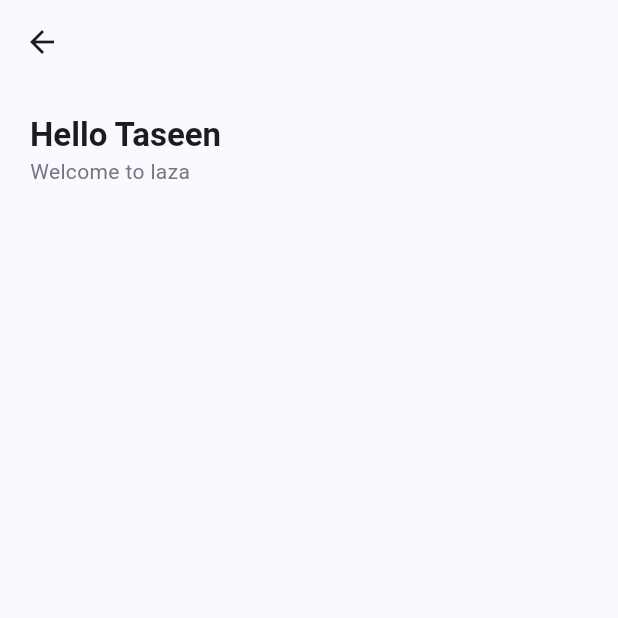
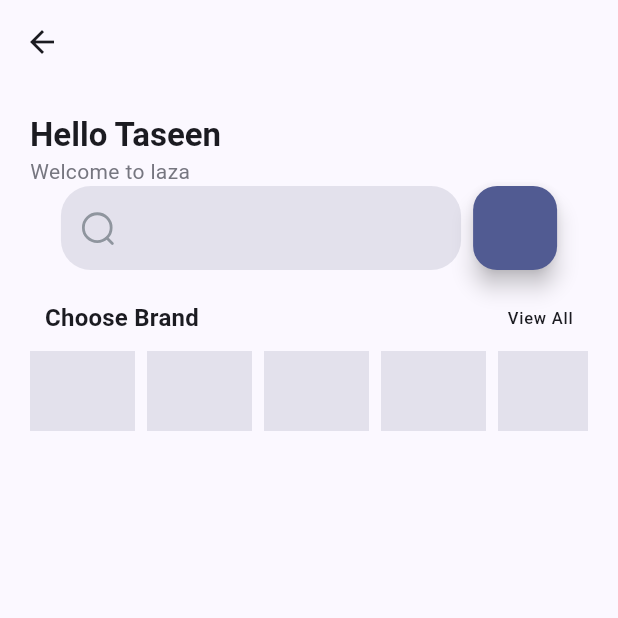
Before and after one commit to Taseen23/e-commerce_bloc, a Flutter app: the HomeScreen screen opened directly, on a phone screen of 412 x 824 dp, the top half of it. Run offline on Flutter 3.47's test engine with Material 3 defaults, Android fonts, the phone set to English and light mode, and no system bars; drawn by our look-alikes of shimmer; our stand-ins replace bloc, cached_network_image, cloud_firestore, equatable, firebase_auth, firebase_core and 10 more; accounts and stored records are empty.

Commit message:
Home Screen Design

```diff
--- /dev/null
+++ b/lib/src/blocs/Authentication/bloc/bloc/brand_bloc.dart
@@ -0,0 +1,14 @@
+import 'package:bloc/bloc.dart';
+import 'package:e_commerce_bloc/src/data/models/brand_model.dart';
+import 'package:equatable/equatable.dart';
+
+part 'brand_event.dart';
+part 'brand_state.dart';
+
+class BrandBloc extends Bloc<BrandEvent, BrandState> {
+  BrandBloc() : super(BrandInitial()) {
+    on<BrandEvent>((event, emit) {
+      // TODO: implement event handler
+    });
+  }
+}
--- /dev/null
+++ b/lib/src/blocs/Authentication/bloc/bloc/brand_event.dart
@@ -0,0 +1,8 @@
+part of 'brand_bloc.dart';
+
+sealed class BrandEvent extends Equatable {
+  const BrandEvent();
+
+  @override
+  List<Object> get props => [];
+}
--- /dev/null
+++ b/lib/src/blocs/Authentication/bloc/bloc/brand_state.dart
@@ -0,0 +1,27 @@
+part of 'brand_bloc.dart';
+
+sealed class BrandState extends Equatable {
+  const BrandState();
+
+  @override
+  List<Object> get props => [];
+}
+
+final class BrandInitial extends BrandState {}
+
+final class BrandFetchSuccess extends BrandState {
+  final List<BrandModel> brands;
+
+  const BrandFetchSuccess(this.brands);
+  @override
+  List<Object> get props => [brands];
+}
+
+final class BrandFetchFailed extends BrandState {
+  final String message;
+
+  const BrandFetchFailed(this.message);
+
+  @override
+  List<Object> get props => [message];
+}
--- /dev/null
+++ b/lib/src/data/models/brand_model.dart
@@ -0,0 +1,26 @@
+import 'dart:convert';
+
+BrandModel brandModelFromJson(String str) =>
+    BrandModel.fromJson(json.decode(str));
+
+String brandModelToJson(BrandModel data) => json.encode(data.toJson());
+
+class BrandModel {
+  final String brandName;
+  final String brandLogo;
+
+  BrandModel({
+    required this.brandName,
+    required this.brandLogo,
+  });
+
+  factory BrandModel.fromJson(Map<String, dynamic> json) => BrandModel(
+        brandName: json["brand_name"],
+        brandLogo: json["brand_logo"],
+      );
+
+  Map<String, dynamic> toJson() => {
+        "brand_name": brandName,
+        "brand_logo": brandLogo,
+      };
+}
--- a/lib/src/presentation/Screens/HomeScreen.dart
+++ b/lib/src/presentation/Screens/HomeScreen.dart
@@ -1,10 +1,19 @@
+import 'package:e_commerce_bloc/src/presentation/widgets/widgets.dart';
 import 'package:flutter/material.dart';
+import 'package:flutter_bloc/flutter_bloc.dart';
+import 'package:gap/gap.dart';
+
+import '../../blocs/Authentication/bloc/bloc/brand_bloc.dart';
+import '../widgets/Brand_Card.dart';
+import '../widgets/Search_bar.dart';
 
 class HomeScreen extends StatelessWidget {
   const HomeScreen({super.key});
 
   @override
   Widget build(BuildContext context) {
+    final layout = MediaQuery.of(context).size;
+    final theme = Theme.of(context);
     return Scaffold(
       appBar: AppBar(),
       body: Padding(
@@ -26,9 +35,61 @@ class HomeScreen extends StatelessWidget {
                   .bodyMedium
                   ?.copyWith(color: Theme.of(context).colorScheme.outline),
             ),
-
+            const CustomSearchBar(),
+            const Gap(20),
+            Padding(
+              padding: const EdgeInsets.symmetric(horizontal: 10.0),
+              child: Row(
+                mainAxisAlignment: MainAxisAlignment.spaceBetween,
+                children: [
+                  Text(
+                    'Choose Brand',
+                    style: theme.textTheme.titleMedium
+                        ?.copyWith(fontWeight: FontWeight.w600),
+                  ),
+                  Text(
+                    'View All',
+                    style: theme.textTheme.labelSmall,
+                  )
                 ],
               ),
-        ));
+            ),
+            const Gap(10),
+            SizedBox(
+              height: layout.width * 0.13,
+              child: BlocBuilder<BrandBloc, BrandState>(
+                builder: (context, state) {
+                  if (state is BrandFetchSuccess) {
+                    return ListView.separated(
+                      scrollDirection: Axis.horizontal,
+                      itemBuilder: (context, index) {
+                        if (index == 0) {
+                          return const Gap(10);
+                        }
+                        return BrandCard(
+                          brandLogo: state.brands[index - 1].brandLogo,
+                          brandTitle: state.brands[index - 1].brandName,
+                        );
+                      },
+                      separatorBuilder: (context, index) => const Gap(8.0),
+                      itemCount: state.brands.length + 1,
+                    );
+                  } else {
+                    return ListView.separated(
+                      scrollDirection: Axis.horizontal,
+                      itemBuilder: (context, index) =>
+                          ShimmerEffect.rectangular(
+                              width: 70, height: layout.width * 0.13),
+                      separatorBuilder: (context, index) => const Gap(8.0),
+                      itemCount: 10,
+                    );
+                  }
+                },
+              ),
+            ),
+          ],
+        ),
+      ),
+    );
   }
 }
--- a/lib/src/presentation/widgets/Bottom_Button.dart
+++ b/lib/src/presentation/widgets/Bottom_Button.dart
@@ -1,8 +1,5 @@
 import 'package:flutter/material.dart';
 import 'package:flutter_screenutil/flutter_screenutil.dart';
-import 'package:go_router/go_router.dart';
-
-import '../../routes/route_page.dart';
 
 class BottomButton extends StatelessWidget {
   const BottomButton(
--- /dev/null
+++ b/lib/src/presentation/widgets/Brand_Card.dart
@@ -0,0 +1,38 @@
+import 'package:cached_network_image/cached_network_image.dart';
+import 'package:flutter/material.dart';
+import 'package:gap/gap.dart';
+
+class BrandCard extends StatelessWidget {
+  const BrandCard({
+    super.key,
+    required this.brandTitle,
+    required this.brandLogo,
+  });
+
+  final String brandTitle;
+  final String brandLogo;
+
+  @override
+  Widget build(BuildContext context) {
+    final theme = Theme.of(context);
+    final layout = MediaQuery.of(context).size;
+    return Container(
+      padding:
+          EdgeInsets.symmetric(horizontal: 15.0, vertical: layout.width * 0.03),
+      decoration: BoxDecoration(
+          borderRadius: BorderRadius.circular(20),
+          color: theme.colorScheme.surfaceVariant),
+      child: Row(
+        children: [
+          CachedNetworkImage(imageUrl: brandLogo),
+          const Gap(7.0),
+          Text(
+            brandTitle,
+            style: theme.textTheme.labelMedium
+                ?.copyWith(fontWeight: FontWeight.w600),
+          )
+        ],
+      ),
+    );
+  }
+}
--- /dev/null
+++ b/lib/src/presentation/widgets/Search_bar.dart
@@ -0,0 +1,47 @@
+import 'package:e_commerce_bloc/src/utlls/asset_manager.dart';
+import 'package:flutter/material.dart';
+import 'package:flutter_svg/flutter_svg.dart';
+import 'package:gap/gap.dart';
+
+class CustomSearchBar extends StatelessWidget {
+  const CustomSearchBar({super.key});
+
+  @override
+  Widget build(BuildContext context) {
+    final layout = MediaQuery.of(context).size;
+    final theme = Theme.of(context);
+    return Container(
+      height: kBottomNavigationBarHeight,
+      padding: EdgeInsets.symmetric(horizontal: layout.width * 0.05),
+      child: Row(
+        children: [
+          Expanded(
+            child: Container(
+              height: double.infinity,
+              padding: const EdgeInsets.all(8.0),
+              decoration: BoxDecoration(
+                  color: theme.colorScheme.surfaceVariant,
+                  borderRadius: BorderRadius.circular(20)),
+              child: Row(
+                children: [
+                  SvgPicture.asset(AssetManager.SEARCH_ICON,
+                      height: layout.height * 0.03, width: layout.width * 0.08),
+                  const Gap(8.0),
+                  //Text(Values.SEARCHBAR_HINT, style: theme.textTheme.bodyMedium?.copyWith(color: theme.colorScheme.outline),)
+                ],
+              ),
+            ),
+          ),
+          const Gap(8.0),
+          FloatingActionButton(
+            onPressed: () {},
+            backgroundColor: theme.colorScheme.primary,
+            child: Center(
+                //  child: SvgPicture.asset(AssetManager.MIC_ICON),
+                ),
+          )
+        ],
+      ),
+    );
+  }
+}
--- /dev/null
+++ b/lib/src/presentation/widgets/ShimmerEffectn.dart
@@ -0,0 +1,40 @@
+import 'package:flutter/material.dart';
+import 'package:shimmer/shimmer.dart';
+
+class ShimmerEffect extends StatelessWidget {
+  const ShimmerEffect.circuller(
+      {super.key,
+      required this.width,
+      required this.height,
+      this.shapeBorder = const CircleBorder()});
+
+  final double width;
+  final double height;
+  final ShapeBorder shapeBorder;
+
+  const ShimmerEffect.rectangular(
+      {super.key,
+      required this.width,
+      required this.height,
+      this.shapeBorder = const RoundedRectangleBorder()});
+
+  @override
+  Widget build(BuildContext context) {
+    return SizedBox(
+      height: height,
+      width: width,
+      child: Shimmer.fromColors(
+        baseColor: Theme.of(context).colorScheme.surfaceVariant,
+        highlightColor: Theme.of(context).colorScheme.onSurfaceVariant,
+        child: Container(
+          height: height,
+          width: width,
+          decoration: ShapeDecoration(
+            shape: shapeBorder,
+            color: Colors.grey.shade400,
+          ),
+        ),
+      ),
+    );
+  }
+}
--- a/lib/src/presentation/widgets/widgets.dart
+++ b/lib/src/presentation/widgets/widgets.dart
@@ -1,2 +1,3 @@
 export 'Bottom_Button.dart';
-export "";
+export "Brand_Card.dart";
+export 'ShimmerEffectn.dart';
--- a/lib/src/routes/routes.dart
+++ b/lib/src/routes/routes.dart
@@ -1,9 +1,9 @@
 part of "route_page.dart";
 
 class Routes {
-  static const String Home = '/home';
+  static const String Home = '/';
   static const String LoginRoute = '/login';
   static const String RegisterRoute = '/register';
-  static const String SplashScreen = '/';
+  static const String SplashScreen = '/splash';
   static const String SignupScreen = '/singup';
 }
--- a/lib/src/utlls/asset_manager.dart
+++ b/lib/src/utlls/asset_manager.dart
@@ -1,3 +1,5 @@
 class AssetManager {
   static const String applogo = "assets/icons/applogo.svg";
+  static const String SEARCH_ICON = "assets/icons/search_icon.svg";
+  //static const String MIC_ICON = "assets/icons/voice_mic.svg ";
 }
--- a/pubspec.yaml
+++ b/pubspec.yaml
@@ -51,6 +51,9 @@ dependencies:
   equatable: ^2.0.5
   loading_animation_widget: ^1.2.1
   fluttertoast: ^8.2.4
+  cached_network_image: ^3.3.1
+  shimmer_effect: ^1.0.4
+  shimmer: ^3.0.0
 
 dev_dependencies:
   flutter_test:
```
Also changed, not shown: pubspec.lock, 1 other file. Lines whose indentation alone changed are shown as unchanged.
